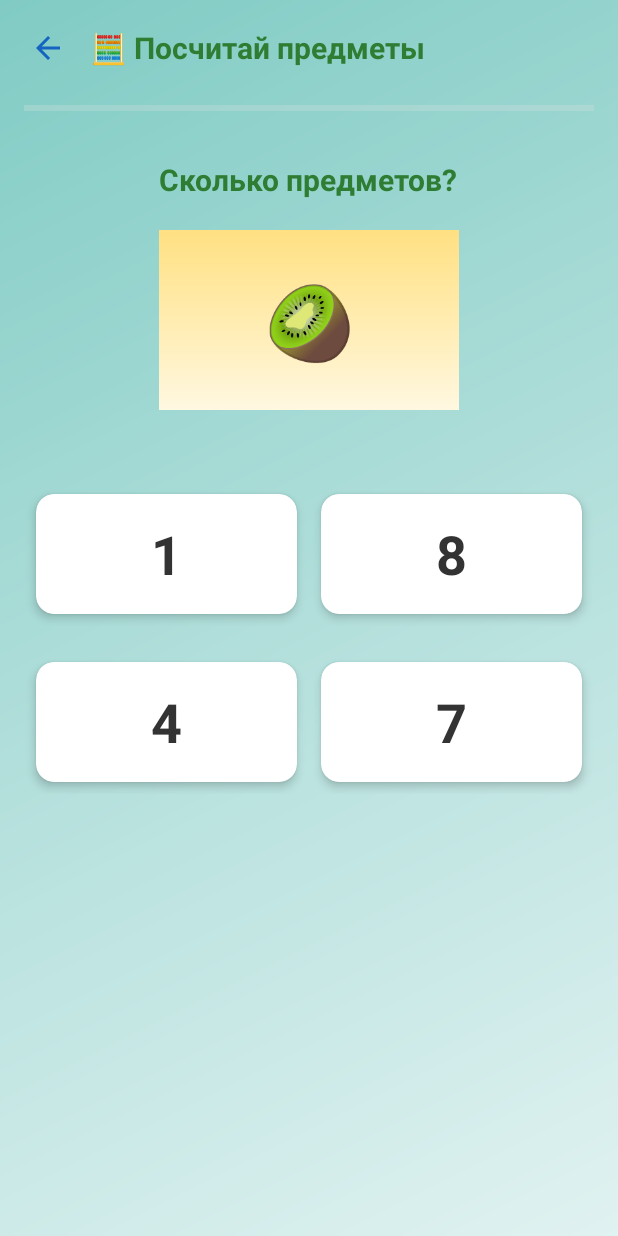
After one commit to timursarsembai/DanaBalaNumbers_RUS, an Android app: the ObjectCountingActivity screen opened directly, with no data from a screen before it, on a phone screen of 412 x 824 dp. The commit adds this screen. Run offline under Robolectric (Android 15) with nearby library versions, the phone set to English and light mode, and no system bars.

Commit message:
Добавлено новое упражнение 'Посчитай предметы' - Создана новая Activity ObjectCountingActivity - Добавлен layout activity_object_counting.xml - Обновлен MathExercisesActivity для обработки нового упражнения - Добавлена карточка нового упражнения в activity_math_exercises.xml - Зарегистрирована новая Activity в AndroidManifest.xml Упражнение показывает предметы в вопросе, а в ответах числа (обратное к 'Найди количество')

```diff
--- a/app/src/main/AndroidManifest.xml
+++ b/app/src/main/AndroidManifest.xml
@@ -42,6 +42,12 @@
             android:screenOrientation="portrait" />
 
         <activity
+            android:name=".ObjectCountingActivity"
+            android:exported="false"
+            android:parentActivityName=".MathExercisesActivity"
+            android:screenOrientation="portrait" />
+
+        <activity
             android:name=".ResultsActivity"
             android:exported="false"
             android:parentActivityName=".NumberRecognitionActivity"
--- a/app/src/main/java/com/example/danabala/MathExercisesActivity.kt
+++ b/app/src/main/java/com/example/danabala/MathExercisesActivity.kt
@@ -31,5 +31,10 @@ class MathExercisesActivity : AppCompatActivity() {
             val intent = Intent(this, CountingActivity::class.java)
             startActivity(intent)
         }
+
+        findViewById<CardView>(R.id.cardObjectCounting).setOnClickListener {
+            val intent = Intent(this, ObjectCountingActivity::class.java)
+            startActivity(intent)
+        }
     }
 }
--- /dev/null
+++ b/app/src/main/java/com/example/danabala/ObjectCountingActivity.kt
@@ -0,0 +1,332 @@
+package com.example.danabala
+
+import android.animation.AnimatorSet
+import android.animation.ObjectAnimator
+import android.content.Intent
+import android.os.Bundle
+import android.speech.tts.TextToSpeech
+import android.widget.ImageView
+import android.widget.LinearLayout
+import android.widget.ProgressBar
+import android.widget.TextView
+import androidx.appcompat.app.AppCompatActivity
+import androidx.cardview.widget.CardView
+import androidx.core.content.ContextCompat
+import androidx.core.view.ViewCompat
+import androidx.core.view.WindowInsetsCompat
+import java.util.*
+import kotlin.random.Random
+
+class ObjectCountingActivity : AppCompatActivity(), TextToSpeech.OnInitListener {
+
+    private var tts: TextToSpeech? = null
+    private var currentQuestion = 0
+    private var score = 0
+    private var totalCorrectAnswers = 0
+    private val totalQuestions = 20
+    private var currentCorrectAnswer = 0
+    private var hasTriedCurrentQuestion = false
+    private var targetNumber = 0
+
+    // Массивы эмодзи для разных категорий
+    private val fruits = listOf("🍎", "🍌", "🍊", "🍇", "🍓", "🥝", "🍑", "🍒")
+    private val vegetables = listOf("🥕", "🥒", "🌶️", "🌽", "🥔", "🧄", "🧅", "🥬")
+    private val animals = listOf("🐶", "🐱", "🐭", "🐹", "🐰", "🦊", "🐻", "🐼")
+    private val objects = listOf("⚽", "🏀", "🎈", "🎁", "🎂", "🧸", "🚗", "✈️")
+
+    private val allCategories = listOf(fruits, vegetables, animals, objects)
+
+    // Варианты похвалы за правильные ответы
+    private val correctPhrases = listOf(
+        "Молодец!",
+        "Так держать!",
+        "Превосходно!",
+        "Отлично!",
+        "Замечательно!",
+        "Ты супер!",
+        "Великолепно!",
+        "Браво!",
+        "Умница!",
+        "Здорово!"
+    )
+
+    // Варианты подбадривания для неправильных ответов
+    private val incorrectPhrases = listOf(
+        "Попробуй ещё раз! У тебя получится!",
+        "Не сдавайся! Ты можешь!",
+        "Подумай ещё немножко!",
+        "Почти правильно! Попробуй снова!",
+        "Давай ещё раз! Всё получится!",
+        "Не переживай! Попробуй другой вариант!",
+        "Ты на верном пути! Попробуй ещё!",
+        "Думай внимательнее! У тебя всё получится!",
+        "Не расстраивайся! Попробуй другую карточку!",
+        "Ты умный! Попробуй ещё раз!"
+    )
+
+    override fun onCreate(savedInstanceState: Bundle?) {
+        super.onCreate(savedInstanceState)
+        setContentView(R.layout.activity_object_counting)
+
+        ViewCompat.setOnApplyWindowInsetsListener(findViewById(R.id.main)) { v, insets ->
+            val systemBars = insets.getInsets(WindowInsetsCompat.Type.systemBars())
+            v.setPadding(systemBars.left, systemBars.top, systemBars.right, systemBars.bottom)
+            insets
+        }
+
+        // Инициализация TTS
+        tts = TextToSpeech(this, this)
+
+        setupBackButton()
+
+        // Показываем загрузочный экран и начинаем первый вопрос
+        startNewQuestion()
+    }
+
+    override fun onInit(status: Int) {
+        if (status == TextToSpeech.SUCCESS) {
+            tts?.language = Locale.forLanguageTag("ru-RU")
+        }
+    }
+
+    private fun setupBackButton() {
+        findViewById<ImageView>(R.id.btnBack).setOnClickListener {
+            finish()
+        }
+    }
+
+    private fun startNewQuestion() {
+        if (currentQuestion >= totalQuestions) {
+            showResultsScreen()
+            return
+        }
+
+        // Сбрасываем флаг попыток для нового вопроса
+        hasTriedCurrentQuestion = false
+
+        // Для первого вопроса показываем загрузочный экран
+        if (currentQuestion == 0) {
+            findViewById<LinearLayout>(R.id.loadingContainer).visibility = android.view.View.VISIBLE
+            findViewById<LinearLayout>(R.id.gameContainer).visibility = android.view.View.GONE
+
+            findViewById<LinearLayout>(R.id.loadingContainer).postDelayed({
+                generateQuestion()
+                findViewById<LinearLayout>(R.id.loadingContainer).visibility = android.view.View.GONE
+                findViewById<LinearLayout>(R.id.gameContainer).visibility = android.view.View.VISIBLE
+            }, 1000)
+        } else {
+            // Для остальных вопросов сразу генерируем вопрос
+            generateQuestion()
+        }
+    }
+
+    private fun generateQuestion() {
+        // Генерируем число от 1 до 9
+        targetNumber = Random.nextInt(1, 10)
+
+        // Обновляем прогресс-бар
+        val progressBar = findViewById<ProgressBar>(R.id.progressBar)
+        progressBar.progress = (currentQuestion * 100) / totalQuestions
+
+        // Выбираем случайную категорию эмодзи
+        val selectedCategory = allCategories.random()
+        val selectedEmoji = selectedCategory.random()
+
+        // Отображаем предметы в вопросе
+        val emojiString = selectedEmoji.repeat(targetNumber)
+        findViewById<TextView>(R.id.questionObjects).text = emojiString
+
+        // Генерируем варианты ответов (числа)
+        val answers = generateAnswerOptions(targetNumber)
+
+        // Находим карточки
+        val cards = listOf(
+            findViewById<CardView>(R.id.answer1),
+            findViewById<CardView>(R.id.answer2),
+            findViewById<CardView>(R.id.answer3),
+            findViewById<CardView>(R.id.answer4)
+        )
+
+        val answerTexts = listOf(
+            findViewById<TextView>(R.id.answerText1),
+            findViewById<TextView>(R.id.answerText2),
+            findViewById<TextView>(R.id.answerText3),
+            findViewById<TextView>(R.id.answerText4)
+        )
+
+        // Заполняем карточки числами
+        for (i in 0..3) {
+            answerTexts[i].text = answers[i].toString()
+
+            // Сбрасываем цвет карточки
+            cards[i].setCardBackgroundColor(ContextCompat.getColor(this, android.R.color.white))
+
+            // Добавляем анимацию появления
+            animateCardEntrance(cards[i], i * 100L)
+
+            cards[i].setOnClickListener {
+                checkAnswer(answers[i], cards[i])
+            }
+        }
+    }
+
+    private fun animateCardEntrance(card: CardView, delay: Long) {
+        card.alpha = 0f
+        card.scaleX = 0.5f
+        card.scaleY = 0.5f
+
+        card.animate()
+            .alpha(1f)
+            .scaleX(1f)
+            .scaleY(1f)
+            .setDuration(300)
+            .setStartDelay(delay)
+            .start()
+    }
+
+    private fun generateAnswerOptions(correctAnswer: Int): List<Int> {
+        val answers = mutableListOf<Int>()
+
+        // Добавляем правильный ответ
+        answers.add(correctAnswer)
+
+        // Генерируем 3 неправильных ответа
+        val usedNumbers = mutableSetOf(correctAnswer)
+
+        while (answers.size < 4) {
+            val wrongAnswer = Random.nextInt(1, 10)
+            if (wrongAnswer !in usedNumbers) {
+                answers.add(wrongAnswer)
+                usedNumbers.add(wrongAnswer)
+            }
+        }
+
+        // Перемешиваем ответы
+        answers.shuffle()
+
+        // Запоминаем позицию правильного ответа
+        currentCorrectAnswer = answers.indexOf(correctAnswer)
+
+        return answers
+    }
+
+    private fun checkAnswer(selectedAnswer: Int, selectedCard: CardView) {
+        // Отключаем все карточки от нажатий
+        disableAllCards()
+
+        if (selectedAnswer == targetNumber) {
+            // Правильный ответ
+            totalCorrectAnswers++
+
+            // Засчитываем правильный ответ с первого раза только если не было попыток
+            if (!hasTriedCurrentQuestion) {
+                score++
+            }
+
+            animateCorrectAnswer(selectedCard)
+
+            // Выбираем случайную фразу похвалы
+            val randomPraise = correctPhrases.random()
+            tts?.speak(randomPraise, TextToSpeech.QUEUE_FLUSH, null, "correct")
+
+            // Переходим к следующему вопросу через 2 секунды
+            selectedCard.postDelayed({
+                currentQuestion++
+                startNewQuestion()
+            }, 2000)
+        } else {
+            // Неправильный ответ - отмечаем что была попытка
+            hasTriedCurrentQuestion = true
+
+            animateWrongAnswer(selectedCard)
+
+            // Выбираем случайную фразу подбадривания
+            val randomEncouragement = incorrectPhrases.random()
+            tts?.speak(randomEncouragement, TextToSpeech.QUEUE_FLUSH, null, "wrong")
+
+            // Через 2 секунды включаем карточки обратно
+            selectedCard.postDelayed({
+                enableAllCards()
+                resetCardColors()
+            }, 2000)
+        }
+    }
+
+    private fun enableAllCards() {
+        val cards = listOf(
+            findViewById<CardView>(R.id.answer1),
+            findViewById<CardView>(R.id.answer2),
+            findViewById<CardView>(R.id.answer3),
+            findViewById<CardView>(R.id.answer4)
+        )
+
+        cards.forEach { it.isClickable = true }
+    }
+
+    private fun resetCardColors() {
+        val cards = listOf(
+            findViewById<CardView>(R.id.answer1),
+            findViewById<CardView>(R.id.answer2),
+            findViewById<CardView>(R.id.answer3),
+            findViewById<CardView>(R.id.answer4)
+        )
+
+        cards.forEach {
+            it.setCardBackgroundColor(ContextCompat.getColor(this, android.R.color.white))
+        }
+    }
+
+    private fun disableAllCards() {
+        val cards = listOf(
+            findViewById<CardView>(R.id.answer1),
+            findViewById<CardView>(R.id.answer2),
+            findViewById<CardView>(R.id.answer3),
+            findViewById<CardView>(R.id.answer4)
+        )
+
+        cards.forEach { it.isClickable = false }
+    }
+
+    private fun animateCorrectAnswer(card: CardView) {
+        // Зеленый цвет для правильного ответа
+        card.setCardBackgroundColor(ContextCompat.getColor(this, android.R.color.holo_green_light))
+
+        // Анимация увеличения и уменьшения
+        val scaleUpX = ObjectAnimator.ofFloat(card, "scaleX", 1f, 1.3f)
+        val scaleUpY = ObjectAnimator.ofFloat(card, "scaleY", 1f, 1.3f)
+        val scaleDownX = ObjectAnimator.ofFloat(card, "scaleX", 1.3f, 1f)
+        val scaleDownY = ObjectAnimator.ofFloat(card, "scaleY", 1.3f, 1f)
+
+        val animatorSet = AnimatorSet()
+        animatorSet.play(scaleUpX).with(scaleUpY)
+        animatorSet.play(scaleDownX).with(scaleDownY).after(scaleUpX)
+        animatorSet.duration = 600
+        animatorSet.start()
+    }
+
+    private fun animateWrongAnswer(card: CardView) {
+        // Красный цвет для неправильного ответа
+        card.setCardBackgroundColor(ContextCompat.getColor(this, android.R.color.holo_red_light))
+
+        // Анимация тряски
+        val shake = ObjectAnimator.ofFloat(card, "translationX", 0f, 25f, -25f, 25f, -25f, 15f, -15f, 6f, -6f, 0f)
+        shake.duration = 600
+        shake.start()
+    }
+
+    private fun showResultsScreen() {
+        val intent = Intent(this, ResultsActivity::class.java)
+        intent.putExtra("SCORE", score)
+        intent.putExtra("TOTAL_QUESTIONS", totalQuestions)
+        intent.putExtra("TOTAL_CORRECT", totalCorrectAnswers)
+        intent.putExtra("EXERCISE_NAME", "Посчитай предметы")
+        startActivity(intent)
+        finish()
+    }
+
+    override fun onDestroy() {
+        tts?.stop()
+        tts?.shutdown()
+        super.onDestroy()
+    }
+}
--- a/app/src/main/res/layout/activity_math_exercises.xml
+++ b/app/src/main/res/layout/activity_math_exercises.xml
@@ -155,6 +155,61 @@
 
             </androidx.cardview.widget.CardView>
 
+            <!-- Упражнение: Посчитай предметы -->
+            <androidx.cardview.widget.CardView
+                android:id="@+id/cardObjectCounting"
+                android:layout_width="match_parent"
+                android:layout_height="80dp"
+                android:layout_margin="8dp"
+                android:clickable="true"
+                android:focusable="true"
+                android:foreground="?android:attr/selectableItemBackground"
+                app:cardCornerRadius="16dp"
+                app:cardElevation="6dp"
+                app:cardBackgroundColor="#FFF3E0">
+
+                <LinearLayout
+                    android:layout_width="match_parent"
+                    android:layout_height="match_parent"
+                    android:orientation="horizontal"
+                    android:gravity="center_vertical"
+                    android:padding="16dp">
+
+                    <TextView
+                        android:layout_width="wrap_content"
+                        android:layout_height="wrap_content"
+                        android:text="🧮"
+                        android:textSize="32sp"
+                        android:layout_marginEnd="16dp" />
+
+                    <LinearLayout
+                        android:layout_width="0dp"
+                        android:layout_height="wrap_content"
+                        android:layout_weight="1"
+                        android:orientation="vertical">
+
+                        <TextView
+                            android:layout_width="wrap_content"
+                            android:layout_height="wrap_content"
+                            android:text="Посчитай предметы"
+                            android:textSize="18sp"
+                            android:textStyle="bold"
+                            android:textColor="#E65100" />
+
+                        <TextView
+                            android:layout_width="wrap_content"
+                            android:layout_height="wrap_content"
+                            android:text="Посмотри на предметы и выбери правильное число"
+                            android:textSize="14sp"
+                            android:textColor="#666666"
+                            android:layout_marginTop="2dp" />
+
+                    </LinearLayout>
+
+                </LinearLayout>
+
+            </androidx.cardview.widget.CardView>
+
         </LinearLayout>
 
     </LinearLayout>
--- /dev/null
+++ b/app/src/main/res/layout/activity_object_counting.xml
@@ -0,0 +1,256 @@
+<?xml version="1.0" encoding="utf-8"?>
+<LinearLayout xmlns:android="http://schemas.android.com/apk/res/android"
+    xmlns:app="http://schemas.android.com/apk/res-auto"
+    xmlns:tools="http://schemas.android.com/tools"
+    android:id="@+id/main"
+    android:layout_width="match_parent"
+    android:layout_height="match_parent"
+    android:orientation="vertical"
+    android:padding="16dp"
+    android:background="@drawable/child_gradient_background"
+    tools:context=".ObjectCountingActivity">
+
+    <!-- Верхняя панель с кнопкой назад и заголовком -->
+    <LinearLayout
+        android:layout_width="match_parent"
+        android:layout_height="wrap_content"
+        android:orientation="horizontal"
+        android:gravity="center_vertical"
+        android:layout_marginBottom="20dp">
+
+        <!-- Кнопка "Назад" -->
+        <ImageView
+            android:id="@+id/btnBack"
+            android:layout_width="32dp"
+            android:layout_height="32dp"
+            android:src="@drawable/ic_arrow_back"
+            android:background="?attr/selectableItemBackgroundBorderless"
+            android:padding="4dp"
+            android:clickable="true"
+            android:focusable="true"
+            android:contentDescription="Назад" />
+
+        <!-- Заголовок -->
+        <TextView
+            android:layout_width="0dp"
+            android:layout_height="wrap_content"
+            android:layout_weight="1"
+            android:text="🧮 Посчитай предметы"
+            android:textSize="20sp"
+            android:textStyle="bold"
+            android:textColor="#2E7D32"
+            android:layout_marginStart="12dp"
+            android:gravity="start" />
+
+    </LinearLayout>
+
+    <!-- Прогресс-бар -->
+    <ProgressBar
+        android:id="@+id/progressBar"
+        style="?android:attr/progressBarStyleHorizontal"
+        android:layout_width="match_parent"
+        android:layout_height="8dp"
+        android:layout_marginBottom="30dp"
+        android:max="100"
+        android:progress="5"
+        android:progressTint="#4CAF50"
+        android:progressBackgroundTint="#E0E0E0" />
+
+    <!-- Loading индикатор -->
+    <LinearLayout
+        android:id="@+id/loadingContainer"
+        android:layout_width="match_parent"
+        android:layout_height="0dp"
+        android:layout_weight="1"
+        android:orientation="vertical"
+        android:gravity="center"
+        android:visibility="visible">
+
+        <ProgressBar
+            android:layout_width="64dp"
+            android:layout_height="64dp"
+            android:layout_marginBottom="16dp"
+            style="?android:attr/progressBarStyle"
+            android:indeterminateTint="#4CAF50" />
+
+        <TextView
+            android:layout_width="wrap_content"
+            android:layout_height="wrap_content"
+            android:text="Подготовка задания..."
+            android:textSize="18sp"
+            android:textColor="#666666"
+            android:gravity="center" />
+
+    </LinearLayout>
+
+    <!-- Контейнер с вопросом и карточками -->
+    <LinearLayout
+        android:id="@+id/gameContainer"
+        android:layout_width="match_parent"
+        android:layout_height="0dp"
+        android:layout_weight="1"
+        android:orientation="vertical"
+        android:visibility="gone">
+
+        <!-- Область вопроса -->
+        <LinearLayout
+            android:layout_width="match_parent"
+            android:layout_height="wrap_content"
+            android:orientation="vertical"
+            android:gravity="center"
+            android:layout_marginBottom="40dp">
+
+            <TextView
+                android:layout_width="wrap_content"
+                android:layout_height="wrap_content"
+                android:text="Сколько предметов?"
+                android:textSize="20sp"
+                android:textStyle="bold"
+                android:textColor="#2E7D32"
+                android:layout_marginBottom="20dp"
+                android:gravity="center" />
+
+            <!-- Предметы для подсчета -->
+            <TextView
+                android:id="@+id/questionObjects"
+                android:layout_width="wrap_content"
+                android:layout_height="wrap_content"
+                android:text="🍎🍎🍎"
+                android:textSize="48sp"
+                android:gravity="center"
+                android:padding="16dp"
+                android:background="@drawable/child_gradient_yellow"
+                android:layout_marginBottom="8dp"
+                android:minHeight="120dp"
+                android:minWidth="200dp" />
+
+        </LinearLayout>
+
+        <!-- Варианты ответов -->
+        <LinearLayout
+            android:layout_width="match_parent"
+            android:layout_height="wrap_content"
+            android:orientation="vertical">
+
+            <!-- Первая строка ответов -->
+            <LinearLayout
+                android:layout_width="match_parent"
+                android:layout_height="wrap_content"
+                android:orientation="horizontal"
+                android:layout_marginBottom="16dp">
+
+                <androidx.cardview.widget.CardView
+                    android:id="@+id/answer1"
+                    android:layout_width="0dp"
+                    android:layout_height="80dp"
+                    android:layout_weight="1"
+                    android:layout_margin="8dp"
+                    android:clickable="true"
+                    android:focusable="true"
+                    android:foreground="?android:attr/selectableItemBackground"
+                    app:cardCornerRadius="12dp"
+                    app:cardElevation="4dp"
+                    app:cardBackgroundColor="#FFFFFF">
+
+                    <TextView
+                        android:id="@+id/answerText1"
+                        android:layout_width="match_parent"
+                        android:layout_height="match_parent"
+                        android:text="1"
+                        android:textSize="36sp"
+                        android:textStyle="bold"
+                        android:textColor="#333333"
+                        android:gravity="center" />
+
+                </androidx.cardview.widget.CardView>
+
+                <androidx.cardview.widget.CardView
+                    android:id="@+id/answer2"
+                    android:layout_width="0dp"
+                    android:layout_height="80dp"
+                    android:layout_weight="1"
+                    android:layout_margin="8dp"
+                    android:clickable="true"
+                    android:focusable="true"
+                    android:foreground="?android:attr/selectableItemBackground"
+                    app:cardCornerRadius="12dp"
+                    app:cardElevation="4dp"
+                    app:cardBackgroundColor="#FFFFFF">
+
+                    <TextView
+                        android:id="@+id/answerText2"
+                        android:layout_width="match_parent"
+                        android:layout_height="match_parent"
+                        android:text="2"
+                        android:textSize="36sp"
+                        android:textStyle="bold"
+                        android:textColor="#333333"
+                        android:gravity="center" />
+
+                </androidx.cardview.widget.CardView>
+
+            </LinearLayout>
+
+            <!-- Вторая строка ответов -->
+            <LinearLayout
+                android:layout_width="match_parent"
+                android:layout_height="wrap_content"
+                android:orientation="horizontal">
+
+                <androidx.cardview.widget.CardView
+                    android:id="@+id/answer3"
+                    android:layout_width="0dp"
+                    android:layout_height="80dp"
+                    android:layout_weight="1"
+                    android:layout_margin="8dp"
+                    android:clickable="true"
+                    android:focusable="true"
+                    android:foreground="?android:attr/selectableItemBackground"
+                    app:cardCornerRadius="12dp"
+                    app:cardElevation="4dp"
+                    app:cardBackgroundColor="#FFFFFF">
+
+                    <TextView
+                        android:id="@+id/answerText3"
+                        android:layout_width="match_parent"
+                        android:layout_height="match_parent"
+                        android:text="3"
+                        android:textSize="36sp"
+                        android:textStyle="bold"
+                        android:textColor="#333333"
+                        android:gravity="center" />
+
+                </androidx.cardview.widget.CardView>
+
+                <androidx.cardview.widget.CardView
+                    android:id="@+id/answer4"
+                    android:layout_width="0dp"
+                    android:layout_height="80dp"
+                    android:layout_weight="1"
+                    android:layout_margin="8dp"
+                    android:clickable="true"
+                    android:focusable="true"
+                    android:foreground="?android:attr/selectableItemBackground"
+                    app:cardCornerRadius="12dp"
+                    app:cardElevation="4dp"
+                    app:cardBackgroundColor="#FFFFFF">
+
+                    <TextView
+                        android:id="@+id/answerText4"
+                        android:layout_width="match_parent"
+                        android:layout_height="match_parent"
+                        android:text="4"
+                        android:textSize="36sp"
+                        android:textStyle="bold"
+                        android:textColor="#333333"
+                        android:gravity="center" />
+
+                </androidx.cardview.widget.CardView>
+
+            </LinearLayout>
+
+        </LinearLayout>
+
+    </LinearLayout>
+
+</LinearLayout>
```
